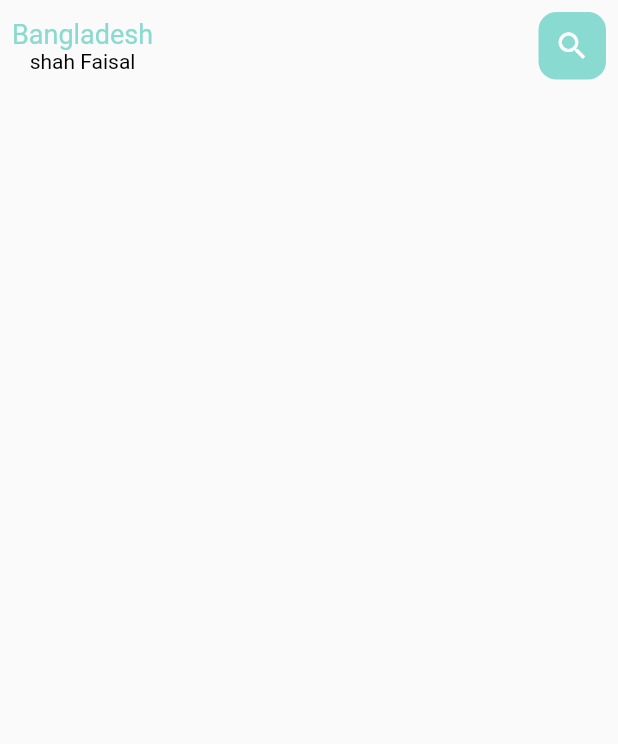
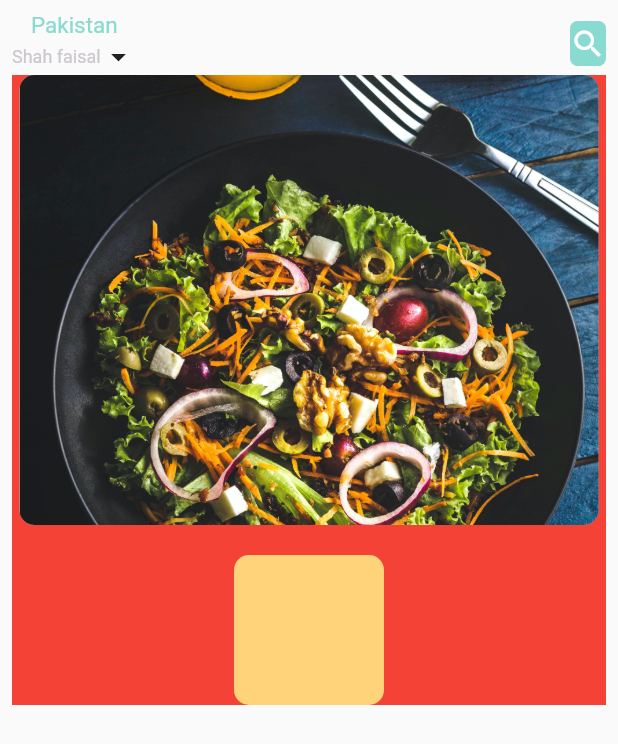
Before and after one commit to osamaHassanK/fast_food_app, a Flutter app: the screen it shows after launch, on a phone screen of 412 x 824 dp. Shown: the top 744 px of the screen. Run offline on Flutter 3.47's test engine with Material 2 defaults, Android fonts, the phone set to English and light mode, and no system bars.

Commit message:
today commit 3:39 5 march

```diff
--- /dev/null
+++ b/lib/Widget/smalltext.dart
@@ -0,0 +1,22 @@
+import 'dart:ui';
+
+import 'package:flutter/cupertino.dart';
+
+class SmallText extends StatelessWidget {
+  Color?  color;
+  final double size;
+  final String text;
+  double height;
+
+
+  SmallText({Key? key,this.color=const Color(0xffccc7cf),required this.text,this.size=12,
+  this.height=1.2}) : super(key: key);
+
+  @override
+  Widget build(BuildContext context) {
+    return Text(
+      text,style:TextStyle(color:color,
+        fontSize: size,height: height),
+    );
+  }
+}
--- /dev/null
+++ b/lib/Widget/textwidget.dart
@@ -0,0 +1,20 @@
+import 'package:flutter/cupertino.dart';
+
+class BigText extends StatelessWidget {
+  Color?  color;
+  final double size;
+  final String text;
+  TextOverflow overFlow;
+
+
+  BigText({Key? key,this.color,required this.text,this.size=15
+  ,this.overFlow= TextOverflow.ellipsis}) : super(key: key);
+
+  @override
+  Widget build(BuildContext context) {
+    return Text(
+      text,overflow: overFlow,style:TextStyle(color:color?? Color(0xFF332d2b),
+        fontSize: size,),maxLines: 1,
+    );
+  }
+}
--- /dev/null
+++ b/lib/home/food_page_body.dart
@@ -0,0 +1,53 @@
+import 'package:flutter/cupertino.dart';
+import 'package:flutter/material.dart';
+import 'package:shop_app/utilis/color.dart';
+
+class FoodPageBody extends StatefulWidget {
+  const FoodPageBody({Key? key}) : super(key: key);
+
+  @override
+  _FoodPageBodyState createState() => _FoodPageBodyState();
+}
+
+class _FoodPageBodyState extends State<FoodPageBody> {
+  @override
+  Widget build(BuildContext context) {
+    return Container(
+      height: 420,
+       color: Colors.red,
+       child: PageView.builder(
+           itemCount: 5,
+           itemBuilder:(context,position){
+         return _buildPageItem(position);
+       }),
+    );
+  }
+  Widget _buildPageItem(int index){
+    return Stack(
+      children: [
+       Container(
+         height: 300,
+    margin: EdgeInsets.only(left: 5,right: 5),
+    decoration: BoxDecoration(borderRadius: BorderRadius.circular(10),
+    color: index.isEven?Color(0xff69c5df):Color(0xFF924cc)
+    ,image: DecorationImage(
+    fit:BoxFit.cover ,
+    image: index.isEven?AssetImage("assets/image/food.jpg",):
+    AssetImage("assets/image/foood2.jpg",))
+    ),
+    ),
+        Align(
+          alignment: Alignment.bottomCenter,
+          child:Container(
+            height: 100,
+            width: 100,
+            decoration: BoxDecoration(
+              borderRadius:BorderRadius.circular(10),color:AppColor.yellowColor,
+              // 56:32 video timing
+            ),
+          ) ,
+        ),
+      ],
+    );
+  }
+}
--- a/lib/home/main_food_page.dart
+++ b/lib/home/main_food_page.dart
@@ -1,4 +1,7 @@
 import 'package:flutter/material.dart';
+import 'package:shop_app/Widget/smalltext.dart';
+import 'package:shop_app/Widget/textwidget.dart';
+import 'package:shop_app/home/food_page_body.dart';
 import 'package:shop_app/utilis/color.dart';
 
 class MainFoodPage extends StatefulWidget {
@@ -17,24 +20,33 @@ class _MainFoodPageState extends State<MainFoodPage> {
           padding: const EdgeInsets.all(8.0),
           child: Column(
              children:[
-               Row(
+               Container(
+                 child: Row(
                     mainAxisAlignment: MainAxisAlignment.spaceBetween,
                    children: [
                      Column( children: [
-                     Text("Bangladesh",style: TextStyle(color:AppColor.mainColor,fontSize: 18),),
-                     Text("shah Faisal",style: TextStyle(color: Colors.black,fontSize: 14),),
+                       BigText(text:'Pakistan',color: AppColor.mainColor),
+                       Row(
+                         children: [
+                           SmallText(text:'Shah faisal'),
+                           Icon(Icons.arrow_drop_down),
+                         ],
+                       ),
+
                      ]),
                      Container(
-                       height: 45,width: 45,
+                       height: 30,
                          decoration:BoxDecoration(color: AppColor.mainColor,
-                           borderRadius:BorderRadius.circular(12) ) ,
+                             borderRadius:BorderRadius.circular(5) ) ,
                         child:Icon(Icons.search,color:Colors.white) ,
                      )
                    ],
                  ),
-             ],
+               ),
+               FoodPageBody(), ],
           ),
         ),
+
       ),
     );
   }
--- a/lib/main.dart
+++ b/lib/main.dart
@@ -20,3 +20,10 @@ class _MyAppState extends State<MyApp> {
         home:MainFoodPage());
   }
 }
+
+
+
+/*
+github token
+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
+ */
```
Also changed, not shown: pubspec.yaml (+4 -3 lines), assets/image/food.jpg (added), assets/image/foood2.jpg (added), pubspec.lock. Lines whose indentation alone changed are shown as unchanged.
